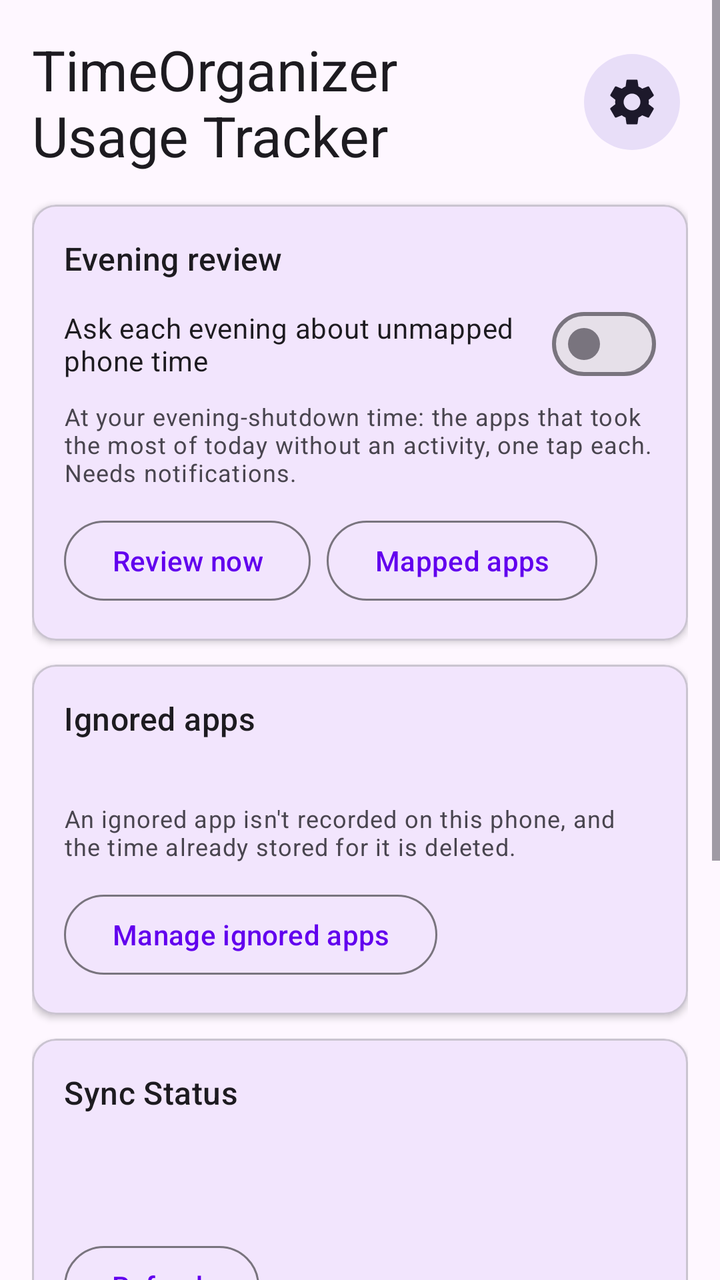
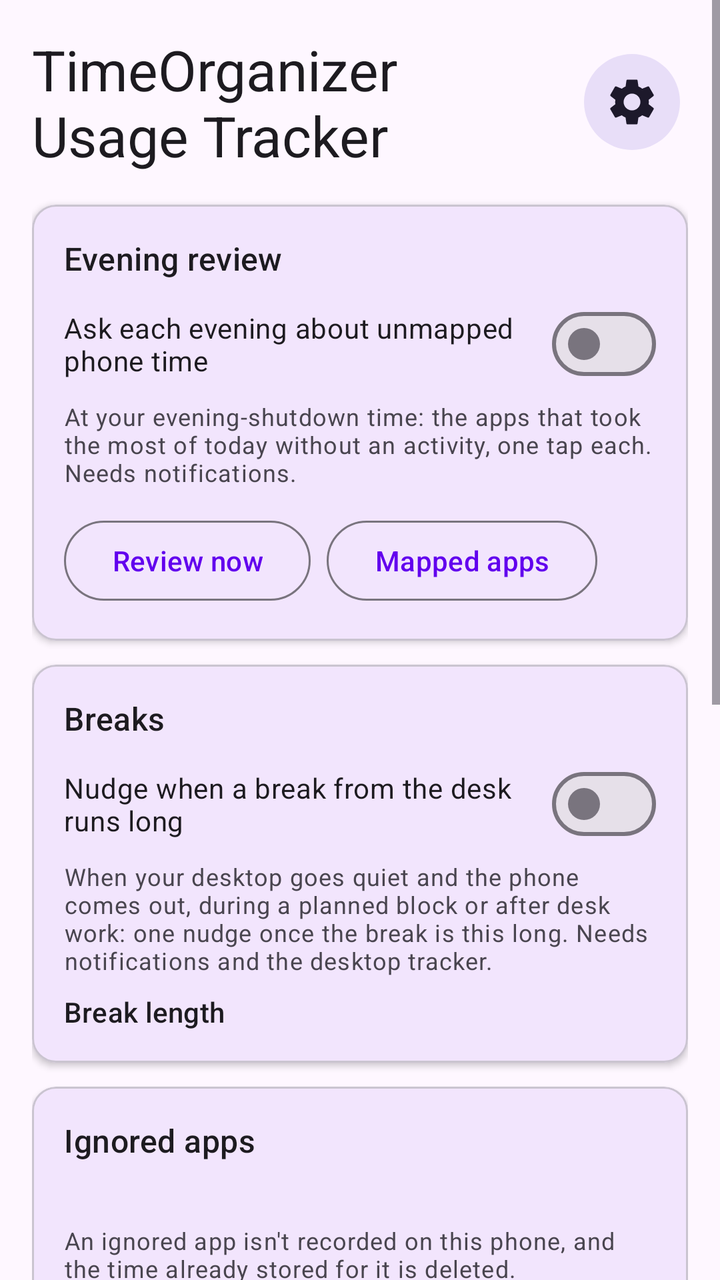

Screens rendered from an Android XML layout before and after an edit, with the pre-edit source and the edit as a unified diff.
<!-- AndroidManifest.xml: application theme Theme.TimeOrganizerUsageTracker -->
<!-- res/layout/activity_main.xml -->
<?xml version="1.0" encoding="utf-8"?>
<LinearLayout xmlns:android="http://schemas.android.com/apk/res/android"
    xmlns:app="http://schemas.android.com/apk/res-auto"
    android:layout_width="match_parent"
    android:id="@+id/root"
    android:layout_height="match_parent"
    android:orientation="vertical">

    
    <com.google.android.material.card.MaterialCardView
        android:id="@+id/bannerUsageAccess"
        android:layout_width="match_parent"
        android:layout_height="wrap_content"
        android:layout_marginStart="16dp"
        android:layout_marginEnd="16dp"
        android:layout_marginTop="16dp"
        android:visibility="gone"
        app:cardBackgroundColor="?attr/colorErrorContainer"
        app:strokeColor="?attr/colorError"
        app:strokeWidth="1dp"
        app:cardElevation="0dp"
        app:cardCornerRadius="12dp">

        <LinearLayout
            android:layout_width="match_parent"
            android:layout_height="wrap_content"
            android:orientation="vertical"
            android:padding="16dp">

            <TextView
                android:layout_width="wrap_content"
                android:layout_height="wrap_content"
                android:text="@string/usage_access_banner_title"
                android:textAppearance="?attr/textAppearanceTitleMedium"
                android:textColor="?attr/colorOnErrorContainer"
                android:layout_marginBottom="4dp" />

            <TextView
                android:layout_width="wrap_content"
                android:layout_height="wrap_content"
                android:text="@string/usage_access_banner_text"
                android:textAppearance="?attr/textAppearanceBodyMedium"
                android:textColor="?attr/colorOnErrorContainer"
                android:layout_marginBottom="12dp" />

            <com.google.android.material.button.MaterialButton
                android:id="@+id/btnGrantPermission"
                android:layout_width="wrap_content"
                android:layout_height="wrap_content"
                android:text="@string/btn_grant_permission"
                android:backgroundTint="?attr/colorError"
                android:textColor="?attr/colorOnError" />

        </LinearLayout>
    </com.google.android.material.card.MaterialCardView>

    <ScrollView
        android:layout_width="match_parent"
        android:layout_height="0dp"
        android:layout_weight="1"
        android:clipToPadding="false"
        android:fillViewport="true">

    <LinearLayout
        android:layout_width="match_parent"
        android:layout_height="wrap_content"
        android:orientation="vertical"
        android:padding="16dp">

        
        <LinearLayout
            android:layout_width="match_parent"
            android:layout_height="wrap_content"
            android:orientation="horizontal"
            android:gravity="center_vertical"
            android:layout_marginBottom="16dp">

            <TextView
                android:layout_width="0dp"
                android:layout_height="wrap_content"
                android:layout_weight="1"
                android:text="TimeOrganizer Usage Tracker"
                android:textAppearance="?attr/textAppearanceHeadlineMedium" />

            <com.google.android.material.button.MaterialButton
                android:id="@+id/btnSettings"
                style="@style/Widget.Material3.Button.IconButton.Filled.Tonal"
                android:layout_width="wrap_content"
                android:layout_height="wrap_content"
                android:layout_marginStart="8dp"
                android:contentDescription="@string/settings_title"
                app:icon="@drawable/ic_settings"
                app:iconSize="28dp" />

        </LinearLayout>

        
        <com.google.android.material.card.MaterialCardView
            android:id="@+id/bannerSetup"
            android:layout_width="match_parent"
            android:layout_height="wrap_content"
            android:layout_marginBottom="12dp"
            android:visibility="gone"
            android:clickable="true"
            android:focusable="true"
            app:cardBackgroundColor="@color/warning_container"
            app:strokeColor="@color/warning"
            app:strokeWidth="1dp"
            app:cardElevation="0dp"
            app:cardCornerRadius="12dp">

            <LinearLayout
                android:layout_width="match_parent"
                android:layout_height="wrap_content"
                android:orientation="vertical"
                android:padding="16dp">

                <TextView
                    android:layout_width="wrap_content"
                    android:layout_height="wrap_content"
                    android:text="@string/setup_banner_title"
                    android:textAppearance="?attr/textAppearanceTitleMedium"
                    android:textColor="@color/on_warning_container"
                    android:layout_marginBottom="4dp" />

                <TextView
                    android:id="@+id/tvSetupBanner"
                    android:layout_width="wrap_content"
                    android:layout_height="wrap_content"
                    android:textAppearance="?attr/textAppearanceBodyMedium"
                    android:textColor="@color/on_warning_container"
                    android:layout_marginBottom="12dp" />

                <com.google.android.material.button.MaterialButton
                    android:id="@+id/btnOpenSettings"
                    android:layout_width="wrap_content"
                    android:layout_height="wrap_content"
                    android:text="@string/btn_open_settings"
                    android:textColor="@color/on_warning_container"
                    app:strokeColor="@color/warning"
                    style="@style/Widget.Material3.Button.OutlinedButton" />

            </LinearLayout>
        </com.google.android.material.card.MaterialCardView>

        
        <com.google.android.material.card.MaterialCardView
            android:layout_width="match_parent"
            android:layout_height="wrap_content"
            android:layout_marginBottom="12dp"
            app:cardElevation="2dp"
            app:cardCornerRadius="12dp">

            <LinearLayout
                android:layout_width="match_parent"
                android:layout_height="wrap_content"
                android:orientation="vertical"
                android:padding="16dp">

                <TextView
                    android:layout_width="wrap_content"
                    android:layout_height="wrap_content"
                    android:text="@string/review_card_title"
                    android:textAppearance="?attr/textAppearanceTitleMedium"
                    android:layout_marginBottom="8dp" />

                <com.google.android.material.materialswitch.MaterialSwitch
                    android:id="@+id/swEveningReview"
                    android:layout_width="match_parent"
                    android:layout_height="wrap_content"
                    android:text="@string/review_card_switch" />

                <TextView
                    android:layout_width="wrap_content"
                    android:layout_height="wrap_content"
                    android:text="@string/review_card_hint"
                    android:textAppearance="?attr/textAppearanceBodySmall"
                    android:layout_marginTop="4dp"
                    android:layout_marginBottom="12dp" />

                <LinearLayout
                    android:layout_width="match_parent"
                    android:layout_height="wrap_content"
                    android:orientation="horizontal">

                    <com.google.android.material.button.MaterialButton
                        android:id="@+id/btnReviewNow"
                        android:layout_width="wrap_content"
                        android:layout_height="wrap_content"
                        android:layout_marginEnd="8dp"
                        android:text="@string/btn_review_now"
                        style="@style/Widget.Material3.Button.OutlinedButton" />

                    <com.google.android.material.button.MaterialButton
                        android:id="@+id/btnMappedApps"
                        android:layout_width="wrap_content"
                        android:layout_height="wrap_content"
                        android:text="@string/btn_mapped_apps"
                        style="@style/Widget.Material3.Button.OutlinedButton" />
                </LinearLayout>

            </LinearLayout>
        </com.google.android.material.card.MaterialCardView>

        
        <com.google.android.material.card.MaterialCardView
            android:layout_width="match_parent"
            android:layout_height="wrap_content"
            android:layout_marginBottom="12dp"
            app:cardElevation="2dp"
            app:cardCornerRadius="12dp">

            <LinearLayout
                android:layout_width="match_parent"
                android:layout_height="wrap_content"
                android:orientation="vertical"
                android:padding="16dp">

                <TextView
                    android:layout_width="wrap_content"
                    android:layout_height="wrap_content"
                    android:text="@string/ignored_title"
                    android:textAppearance="?attr/textAppearanceTitleMedium"
                    android:layout_marginBottom="8dp" />

                <TextView
                    android:id="@+id/tvIgnoredCount"
                    android:layout_width="wrap_content"
                    android:layout_height="wrap_content"
                    android:textAppearance="?attr/textAppearanceBodyMedium" />

                <TextView
                    android:layout_width="wrap_content"
                    android:layout_height="wrap_content"
                    android:text="@string/ignored_card_hint"
                    android:textAppearance="?attr/textAppearanceBodySmall"
                    android:layout_marginTop="4dp"
                    android:layout_marginBottom="12dp" />

                <com.google.android.material.button.MaterialButton
                    android:id="@+id/btnIgnoredApps"
                    android:layout_width="wrap_content"
                    android:layout_height="wrap_content"
                    android:text="@string/btn_ignored_apps"
                    style="@style/Widget.Material3.Button.OutlinedButton" />

            </LinearLayout>
        </com.google.android.material.card.MaterialCardView>

        
        <com.google.android.material.card.MaterialCardView
            android:layout_width="match_parent"
            android:layout_height="wrap_content"
            android:layout_marginBottom="12dp"
            app:cardElevation="2dp"
            app:cardCornerRadius="12dp">

            <LinearLayout
                android:layout_width="match_parent"
                android:layout_height="wrap_content"
                android:orientation="vertical"
                android:padding="16dp">

                <TextView
                    android:layout_width="wrap_content"
                    android:layout_height="wrap_content"
                    android:text="Sync Status"
                    android:textAppearance="?attr/textAppearanceTitleMedium"
                    android:layout_marginBottom="8dp" />

                <TextView
                    android:id="@+id/tvLastSync"
                    android:layout_width="wrap_content"
                    android:layout_height="wrap_content"
                    android:textAppearance="?attr/textAppearanceBodyMedium" />

                <TextView
                    android:id="@+id/tvSyncResult"
                    android:layout_width="wrap_content"
                    android:layout_height="wrap_content"
                    android:textAppearance="?attr/textAppearanceBodyMedium"
                    android:layout_marginTop="4dp" />

                <com.google.android.material.button.MaterialButton
                    android:id="@+id/btnRefreshStatus"
                    android:layout_width="wrap_content"
                    android:layout_height="wrap_content"
                    android:layout_marginTop="12dp"
                    android:text="@string/btn_refresh_status"
                    style="@style/Widget.Material3.Button.OutlinedButton" />

            </LinearLayout>
        </com.google.android.material.card.MaterialCardView>

        
        <com.google.android.material.card.MaterialCardView
            android:layout_width="match_parent"
            android:layout_height="wrap_content"
            android:layout_marginBottom="12dp"
            app:cardElevation="2dp"
            app:cardCornerRadius="12dp">

            <LinearLayout
                android:layout_width="match_parent"
                android:layout_height="wrap_content"
                android:orientation="vertical"
                android:padding="16dp">

                <TextView
                    android:layout_width="wrap_content"
                    android:layout_height="wrap_content"
                    android:text="Backend Connection"
                    android:textAppearance="?attr/textAppearanceTitleMedium"
                    android:layout_marginBottom="8dp" />

                <TextView
                    android:id="@+id/tvBackendStatus"
                    android:layout_width="wrap_content"
                    android:layout_height="wrap_content"
                    android:textAppearance="?attr/textAppearanceBodyMedium" />

                <TextView
                    android:id="@+id/tvApiUrl"
                    android:layout_width="wrap_content"
                    android:layout_height="wrap_content"
                    android:textAppearance="?attr/textAppearanceBodySmall"
                    android:layout_marginTop="4dp" />

            </LinearLayout>
        </com.google.android.material.card.MaterialCardView>

        
        <com.google.android.material.button.MaterialButton
            android:id="@+id/btnSyncNow"
            android:layout_width="match_parent"
            android:layout_height="wrap_content"
            android:text="@string/btn_sync_now"
            android:layout_marginTop="8dp" />

        
        <com.google.android.material.button.MaterialButton
            android:id="@+id/btnLogout"
            android:layout_width="match_parent"
            android:layout_height="wrap_content"
            android:text="@string/btn_logout"
            android:layout_marginTop="24dp"
            style="@style/Widget.Material3.Button.TextButton" />

    </LinearLayout>
    </ScrollView>
</LinearLayout>
<!-- resources referenced by this layout -->
<resources>
  <color name="on_warning_container">#FF3D2E00</color>
  <color name="warning">#FFB98900</color>
  <color name="warning_container">#FFFFF0C2</color>
  <!-- drawable ic_settings (drawable) -->
  <?xml version="1.0" encoding="utf-8"?>
  <vector xmlns:android="http://schemas.android.com/apk/res/android"
      android:width="24dp"
      android:height="24dp"
      android:viewportWidth="24"
      android:viewportHeight="24">
      <path
          android:fillColor="#FF000000"
          android:pathData="M19.14,12.94c0.04,-0.3 0.06,-0.61 0.06,-0.94c0,-0.32 -0.02,-0.64 -0.07,-0.94l2.03,-1.58c0.18,-0.14 0.23,-0.41 0.12,-0.61l-1.92,-3.32c-0.12,-0.22 -0.37,-0.29 -0.59,-0.22l-2.39,0.96c-0.5,-0.38 -1.03,-0.7 -1.62,-0.94L14.4,2.81c-0.04,-0.24 -0.24,-0.41 -0.48,-0.41h-3.84c-0.24,0 -0.43,0.17 -0.47,0.41L9.25,5.35C8.66,5.59 8.12,5.92 7.63,6.29L5.24,5.33c-0.22,-0.08 -0.47,0 -0.59,0.22L2.74,8.87C2.62,9.08 2.66,9.34 2.86,9.48l2.03,1.58C4.84,11.36 4.8,11.69 4.8,12s0.02,0.64 0.07,0.94l-2.03,1.58c-0.18,0.14 -0.23,0.41 -0.12,0.61l1.92,3.32c0.12,0.22 0.37,0.29 0.59,0.22l2.39,-0.96c0.5,0.38 1.03,0.7 1.62,0.94l0.36,2.54c0.05,0.24 0.24,0.41 0.48,0.41h3.84c0.24,0 0.44,-0.17 0.47,-0.41l0.36,-2.54c0.59,-0.24 1.13,-0.56 1.62,-0.94l2.39,0.96c0.22,0.08 0.47,0 0.59,-0.22l1.92,-3.32c0.12,-0.22 0.07,-0.47 -0.12,-0.61L19.14,12.94zM12,15.6c-1.98,0 -3.6,-1.62 -3.6,-3.6s1.62,-3.6 3.6,-3.6s3.6,1.62 3.6,3.6S13.98,15.6 12,15.6z" />
  </vector>
  <string name="btn_grant_permission">Grant Usage Access</string>
  <string name="btn_ignored_apps">Manage ignored apps</string>
  <string name="btn_logout">Sign Out</string>
  <string name="btn_mapped_apps">Mapped apps</string>
  <string name="btn_open_settings">Open settings</string>
  <string name="btn_refresh_status">Refresh</string>
  <string name="btn_review_now">Review now</string>
  <string name="btn_sync_now">Sync Now</string>
  <string name="ignored_card_hint">An ignored app isn\'t recorded on this phone, and the time already stored for it is deleted.</string>
  <string name="ignored_title">Ignored apps</string>
  <string name="review_card_hint">At your evening-shutdown time: the apps that took the most of today without an activity, one tap each. Needs notifications.</string>
  <string name="review_card_switch">Ask each evening about unmapped phone time</string>
  <string name="review_card_title">Evening review</string>
  <string name="settings_title">Settings</string>
  <string name="setup_banner_title">Setup isn\'t finished</string>
  <string name="usage_access_banner_text">Your app use isn\'t being read. Android keeps it for about a week, and it\'s picked up once access is back — anything older is gone.</string>
  <string name="usage_access_banner_title">Usage access is off</string>
  <style name="Theme.TimeOrganizerUsageTracker" parent="Theme.Material3.DayNight.NoActionBar">
          <item name="colorPrimary">@color/purple_500</item>
          <item name="colorOnPrimary">@color/white</item>
          <item name="colorSecondary">@color/teal_200</item>
          <item name="colorOnSecondary">@color/black</item>
      </style>
  <color name="purple_500">#FF6200EE</color>
  <color name="white">#FFFFFFFF</color>
  <color name="teal_200">#FF03DAC5</color>
  <color name="black">#FF000000</color>
</resources>

<!-- the commit's change to res/layout/activity_main.xml (unified diff, before → after) -->
@@ -219,6 +219,57 @@
                 <TextView
                     android:layout_width="wrap_content"
                     android:layout_height="wrap_content"
+                    android:text="@string/break_card_title"
+                    android:textAppearance="?attr/textAppearanceTitleMedium"
+                    android:layout_marginBottom="8dp" />
+
+                <com.google.android.material.materialswitch.MaterialSwitch
+                    android:id="@+id/swBreakNudge"
+                    android:layout_width="match_parent"
+                    android:layout_height="wrap_content"
+                    android:text="@string/break_card_switch" />
+
+                <TextView
+                    android:layout_width="wrap_content"
+                    android:layout_height="wrap_content"
+                    android:text="@string/break_card_hint"
+                    android:textAppearance="?attr/textAppearanceBodySmall"
+                    android:layout_marginTop="4dp"
+                    android:layout_marginBottom="8dp" />
+
+                <TextView
+                    android:layout_width="wrap_content"
+                    android:layout_height="wrap_content"
+                    android:text="@string/break_card_length"
+                    android:textAppearance="?attr/textAppearanceLabelLarge" />
+
+                <com.google.android.material.chip.ChipGroup
+                    android:id="@+id/chipsBreakLength"
+                    android:layout_width="match_parent"
+                    android:layout_height="wrap_content"
+                    app:singleSelection="true"
+                    app:selectionRequired="true" />
+
+            </LinearLayout>
+        </com.google.android.material.card.MaterialCardView>
+
+        
+        <com.google.android.material.card.MaterialCardView
+            android:layout_width="match_parent"
+            android:layout_height="wrap_content"
+            android:layout_marginBottom="12dp"
+            app:cardElevation="2dp"
+            app:cardCornerRadius="12dp">
+
+            <LinearLayout
+                android:layout_width="match_parent"
+                android:layout_height="wrap_content"
+                android:orientation="vertical"
+                android:padding="16dp">
+
+                <TextView
+                    android:layout_width="wrap_content"
+                    android:layout_height="wrap_content"
                     android:text="@string/ignored_title"
                     android:textAppearance="?attr/textAppearanceTitleMedium"
                     android:layout_marginBottom="8dp" />
<!-- resource entries referenced after the edit -->
@@ -14,6 +14,10 @@
           android:fillColor="#FF000000"
           android:pathData="M19.14,12.94c0.04,-0.3 0.06,-0.61 0.06,-0.94c0,-0.32 -0.02,-0.64 -0.07,-0.94l2.03,-1.58c0.18,-0.14 0.23,-0.41 0.12,-0.61l-1.92,-3.32c-0.12,-0.22 -0.37,-0.29 -0.59,-0.22l-2.39,0.96c-0.5,-0.38 -1.03,-0.7 -1.62,-0.94L14.4,2.81c-0.04,-0.24 -0.24,-0.41 -0.48,-0.41h-3.84c-0.24,0 -0.43,0.17 -0.47,0.41L9.25,5.35C8.66,5.59 8.12,5.92 7.63,6.29L5.24,5.33c-0.22,-0.08 -0.47,0 -0.59,0.22L2.74,8.87C2.62,9.08 2.66,9.34 2.86,9.48l2.03,1.58C4.84,11.36 4.8,11.69 4.8,12s0.02,0.64 0.07,0.94l-2.03,1.58c-0.18,0.14 -0.23,0.41 -0.12,0.61l1.92,3.32c0.12,0.22 0.37,0.29 0.59,0.22l2.39,-0.96c0.5,0.38 1.03,0.7 1.62,0.94l0.36,2.54c0.05,0.24 0.24,0.41 0.48,0.41h3.84c0.24,0 0.44,-0.17 0.47,-0.41l0.36,-2.54c0.59,-0.24 1.13,-0.56 1.62,-0.94l2.39,0.96c0.22,0.08 0.47,0 0.59,-0.22l1.92,-3.32c0.12,-0.22 0.07,-0.47 -0.12,-0.61L19.14,12.94zM12,15.6c-1.98,0 -3.6,-1.62 -3.6,-3.6s1.62,-3.6 3.6,-3.6s3.6,1.62 3.6,3.6S13.98,15.6 12,15.6z" />
   </vector>
+  <string name="break_card_hint">When your desktop goes quiet and the phone comes out, during a planned block or after desk work: one nudge once the break is this long. Needs notifications and the desktop tracker.</string>
+  <string name="break_card_length">Break length</string>
+  <string name="break_card_switch">Nudge when a break from the desk runs long</string>
+  <string name="break_card_title">Breaks</string>
   <string name="btn_grant_permission">Grant Usage Access</string>
   <string name="btn_ignored_apps">Manage ignored apps</string>
   <string name="btn_logout">Sign Out</string>
